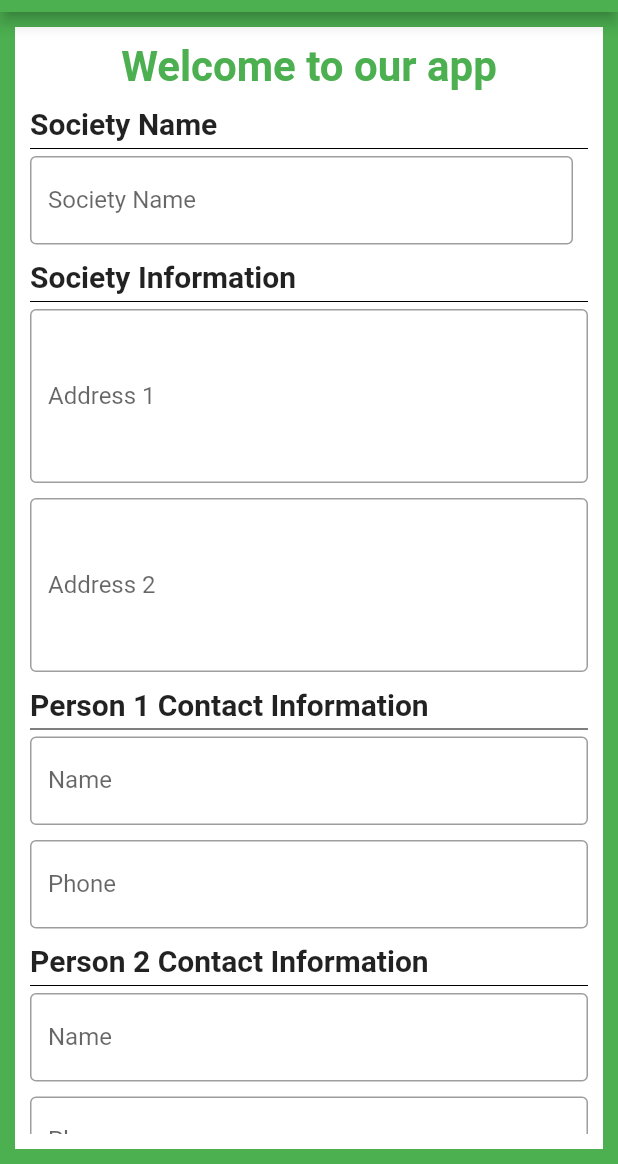
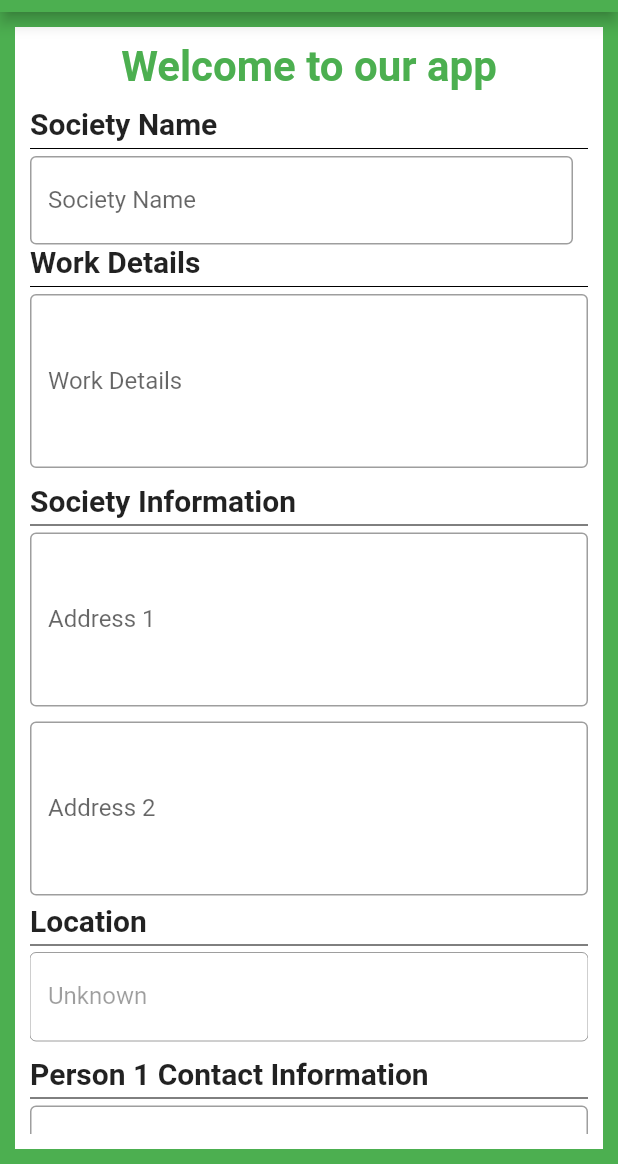
Before and after one commit to Bhushan-Gaikar/Task, a Flutter app: the HomeScreen screen opened by its route, on a phone screen of 412 x 824 dp, the part 72-1236 px from its top. Run offline on Flutter 3.47's test engine with Material 2 defaults, Android fonts, the phone set to English and light mode, and no system bars; our stand-ins replace geolocator, image_picker.

Commit message:
location and work details field added

```diff
--- a/lib/main.dart
+++ b/lib/main.dart
@@ -15,7 +15,12 @@ class MyApp extends StatelessWidget {
       title: 'Task',
       theme: ThemeData(
         primarySwatch: Colors.green,
+        snackBarTheme: SnackBarThemeData(
+          backgroundColor: Colors.green,
+          actionTextColor: Colors.white,
+        )
       ),
+
       initialRoute: '/',
       routes: {
         '/': (context) => const LoginScreen(),
--- a/lib/pages/home_screen.dart
+++ b/lib/pages/home_screen.dart
@@ -1,6 +1,11 @@
+import 'dart:io';
 import 'package:flutter/material.dart';
+import 'package:geolocator/geolocator.dart';
 import 'package:task/components/app_logo.dart';
 import 'package:http/http.dart' as http;
+import 'package:image_picker/image_picker.dart';
+
+import '../components/gps.dart';
 
 class HomeScreen extends StatefulWidget {
   const HomeScreen({super.key});
@@ -20,36 +25,70 @@ class _HomeScreenState extends State<HomeScreen> {
    final TextEditingController _person1nameController = TextEditingController();
    final TextEditingController _person2nameController = TextEditingController();
    final TextEditingController _phone2Controller = TextEditingController();
+   final TextEditingController _workdetailsCotroller = TextEditingController();
+   final TextEditingController _userPositionController = TextEditingController();
 
-  void clearFormFields() {
-    _societynameController.clear();
-    _address1Controller.clear();
-    _address2Controller.clear();
-    _phone1Controller.clear();
-    _person1nameController.clear();
-    _person2nameController.clear();
-    _phone2Controller.clear();
+   final GPS _gps = GPS();
+   Position? userPosition;
+   Exception? exception;
+
+   void _handlePosition(Position position){
+     setState(() {
+       userPosition = position;
+     });
+
+   }
+   @override
+  void initState() {
+    _gps.startPositionStream(_handlePosition);
+    super.initState();
   }
 
+ @override
+  void dispose(){
+     _formKey.currentState!.dispose();
+     _gps.stopPositionStream();
+     _userPositionController.dispose();
+     super.dispose();
+  }
+
+  // File ? _image;
+
+  /* Future<void> _selectImage() async{
+     final picker = ImagePicker();
+
+     final pickedFile = await picker.pickImage(source: ImageSource.gallery);
+
+     setState(() {
+       if(pickedFile!=null){
+         _image = File(pickedFile.path);
+         ScaffoldMessenger.of(context).showSnackBar(const SnackBar(content: Text('Image Selected Successfully')));
+       }else{
+         _image = null;
+       }
+     });
+   }
+*/
   Future<dynamic> postData() async{
    try{
+     final url = Uri.parse('https://societypro.in/socapp/Admin/add_society_data');
+     var request = http.MultipartRequest('POST', url);
+     request.fields['society_name'] = _societynameController.text;
+     request.fields['address1'] = _address1Controller.text;
+     request.fields['address2'] = _address2Controller.text;
+     request.fields['contact_person_name_1'] = _person1nameController.text;
+     request.fields['contact_person_1_phone'] = _phone1Controller.text;
+     request.fields['contact_person_name_2'] = _person2nameController.text;
+     request.fields['contact_person_2_phone'] = _phone2Controller.text;
+     request.fields['work_details'] = _workdetailsCotroller.text;
+     request.fields['geo_location'] = userPosition.toString();
 
-     final url = Uri.parse('https://societypro.in/socapp/Admin/add_society_data');
-     final response = await http.post(url,
-       body: {
-         'society_name': _societynameController.text,
-         'address1': _address1Controller.text,
-         'address2': _address2Controller.text,
-         'contact_person_name_1': _person1nameController.text,
-         'contact_person_1_phone': _phone1Controller.text,
-         'contact_person_name_2': _person2nameController.text,
-         'contact_person_2_phone': _phone2Controller.text,
-       },
-     );
+     var response = await request.send();
+
      if(response.statusCode == 200){
        ScaffoldMessenger.of(context).showSnackBar(const SnackBar(content: Text('Submitted Successfully')));
      }else{
-       print('Failed to load data');
+       ScaffoldMessenger.of(context).showSnackBar(const SnackBar(content: Text('Failed to load data')));
      }
    }catch(e){
      print(e.toString());
@@ -75,7 +114,7 @@ class _HomeScreenState extends State<HomeScreen> {
       body: Center(
         child: Container(
           constraints: const BoxConstraints(
-              minHeight: 800,
+              minHeight: 1000,
               maxHeight: double.infinity,
               maxWidth: double.infinity,
               minWidth: 0.0
@@ -136,6 +175,35 @@ class _HomeScreenState extends State<HomeScreen> {
                         width: 10,
                       ),
                     ]),
+                    Row(
+                      children: [
+                        Text('Work Details',style: TextStyle(
+                            fontSize: 20, fontWeight: FontWeight.bold),),
+                      ],
+                    ),
+                    const Divider(
+                      height: 10,
+                      color: Colors.black,
+                    ),
+                    TextFormField(
+                      controller: _workdetailsCotroller,
+                      keyboardType: TextInputType.streetAddress,
+                      maxLines: 4,
+                      decoration: const InputDecoration(
+                        labelText: 'Work Details',
+                        hintText: 'Enter your work details',
+                        border: OutlineInputBorder(),
+                      ),
+                      validator: (value){
+                        if(value!.isEmpty){
+                          return 'Please enter your work details';
+                        }
+                        return null;
+                      },
+                      onSaved: (value){
+                        _workdetailsCotroller.text = value!;
+                      },
+                    ),
                     const SizedBox(height: 10),
                     Row(
                       children: const [
@@ -188,6 +256,25 @@ class _HomeScreenState extends State<HomeScreen> {
                       onSaved: (value){
                         _address2Controller.text = value!;
                       },
+                    ),
+                    SizedBox(height: 5,),
+                    Row(
+                      children: [
+                        Text('Location' ,style:TextStyle(fontSize:20,fontWeight:FontWeight.bold)),
+                      ],
+                    ),
+                    const Divider(
+                      height: 10,
+                      color: Colors.black,
+                    ),
+
+                    TextFormField(
+                      controller: _userPositionController,
+                      enabled: false,
+                      decoration: InputDecoration(
+                        labelText: userPosition != null ? userPosition.toString() : 'Unknown',
+                        border: OutlineInputBorder(),
+                      ),
                     ),
                     const SizedBox(height: 10),
                     Row(children: const [
@@ -286,16 +373,20 @@ class _HomeScreenState extends State<HomeScreen> {
                         _phone2Controller.text = value!;
                       },
                     ),
-                    const SizedBox(
-                      height: 10,
-                    ),
+                   /* SizedBox(height: 10,),
+                    _image != null ? Container(
+                      height: 100,
+                        width: 100,
+                        child: Image.file(_image!)) : Container(child: Center(child: Text('No Image Selected'))),
+                    SizedBox(height: 10,),
+                    ElevatedButton(onPressed: _selectImage, child: Text('Select Image')),*/
+                    SizedBox(height: 10,),
                     ElevatedButton(
                         onPressed: () {
                           if(_formKey.currentState!.validate()){
                             _formKey.currentState!.save();
-                           postData().then((_) => {
-                             clearFormFields(),
-                           });
+                           postData();
+                           _formKey.currentState!.reset();
                           }
                         },
                         child: const Text(
@@ -310,4 +401,5 @@ class _HomeScreenState extends State<HomeScreen> {
       ),
     );
   }
+
 }
--- a/pubspec.yaml
+++ b/pubspec.yaml
@@ -37,6 +37,8 @@ dependencies:
   cupertino_icons: ^1.0.2
   shared_preferences: ^2.2.0
   http: ^0.13.4
+  image_picker: ^1.0.0
+  geolocator: ^9.0.2
 
 dev_dependencies:
   flutter_test:
```
Also changed, not shown: lib/pages/login_screen.dart (+12 -1 lines), pubspec.lock, 2 other files.
